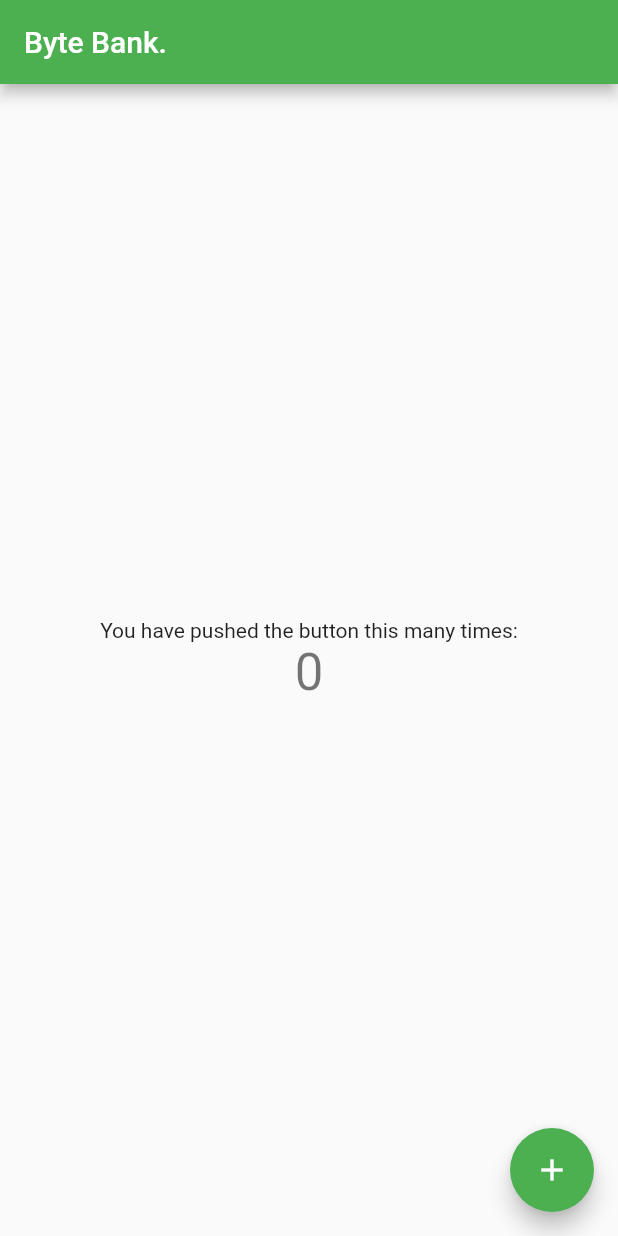
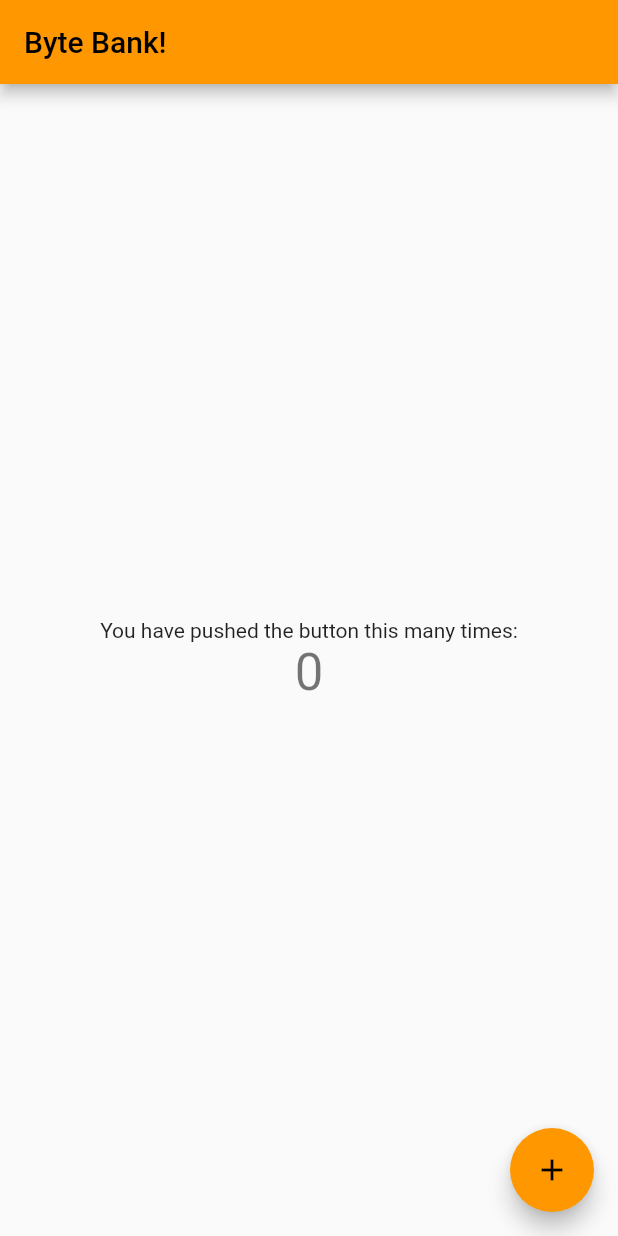
Before and after one commit to sr-lake/Flutter, a Flutter app: the screen it shows after launch, on a phone screen of 412 x 824 dp. Run offline on Flutter 3.47's test engine with Material 2 defaults, Android fonts, the phone set to English and light mode, and no system bars.

Commit message:
App
Lunch jason add

```diff
--- a/bank/bytebank/lib/main.dart
+++ b/bank/bytebank/lib/main.dart
@@ -22,9 +22,9 @@ class MyApp extends StatelessWidget {
 				// or simply save your changes to "hot reload" in a Flutter IDE).
 				// Notice that the counter didn't reset back to zero; the application
 				// is not restarted.
-				primarySwatch: Colors.green,
+				primarySwatch: Colors.orange,
 			),
-			home: const MyHomePage(title: 'Byte Bank.'),
+			home: const MyHomePage(title: 'Byte Bank!'),
 		);
 	}
 }
```
